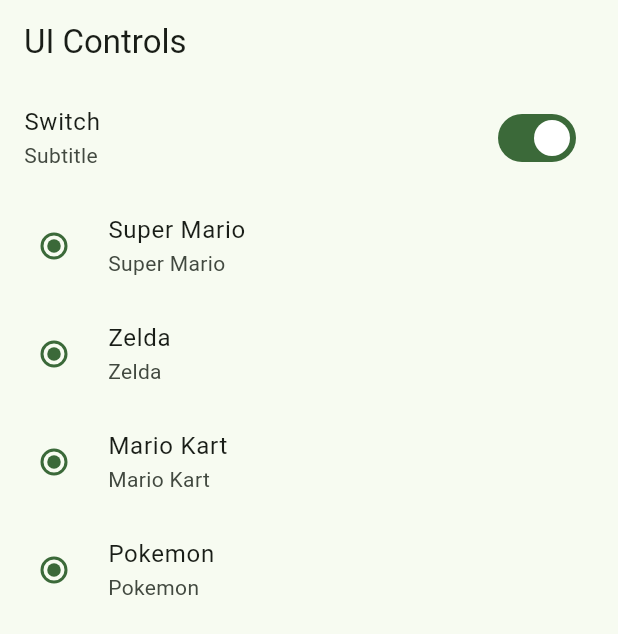
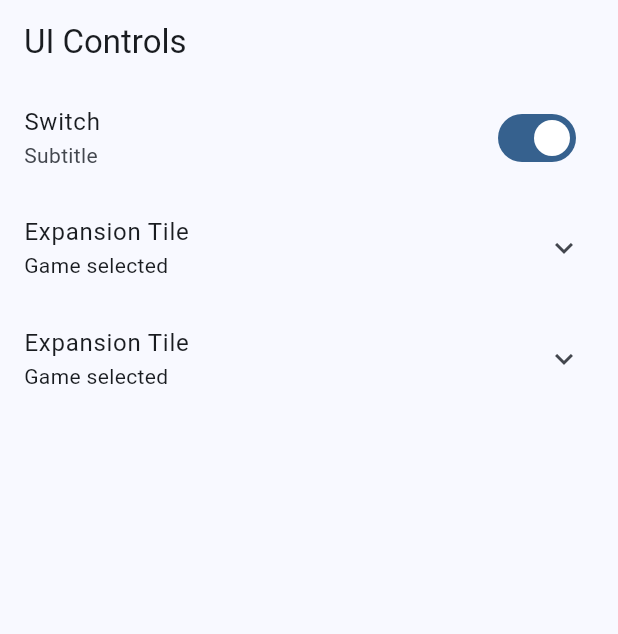
Before and after one commit to Ymurillo89/widgets_app, a Flutter app: the UiControlsScreen screen opened by its route, on a phone screen of 412 x 824 dp. Shown: the top 634 px of the screen. Run offline on Flutter 3.47's test engine with Material 3 defaults, Android fonts, the phone set to English and light mode, and no system bars; our stand-ins replace go_router.

Commit message:
Continuando con ui controls

```diff
--- /dev/null
+++ b/lib/config/menu/game_item.dart
@@ -0,0 +1,15 @@
+class GameItem{
+
+ final String name;
+  final bool selected;
+
+ const GameItem({required this.name, required this.selected});
+
+}
+
+var appGameItems=<GameItem>[
+  GameItem(name: 'New Game', selected: false),
+  GameItem(name: 'Load Game', selected: true),
+  GameItem(name: 'Save Game', selected: false),
+  GameItem(name: 'Exit', selected: false),
+];
--- a/lib/main.dart
+++ b/lib/main.dart
@@ -13,7 +13,7 @@ class MainApp extends StatelessWidget {
   Widget build(BuildContext context) {
     return  MaterialApp.router(
       routerConfig: appRouter,
-      theme: AppTheme(selctedColor: 2).getTheme(),
+      theme: AppTheme(selctedColor: 0).getTheme(),
       debugShowCheckedModeBanner: false,
     );
   }
--- a/lib/presentation/screen/uiControls/ui_constrol_screen.dart
+++ b/lib/presentation/screen/uiControls/ui_constrol_screen.dart
@@ -1,7 +1,13 @@
 import 'package:flutter/material.dart';
 
+ const games = <Map<String, dynamic>>[
+    {"selected": false, "label": "Super Mario"},
+    {"selected": false, "label": "Zelda"},
+    {"selected": false, "label": "Mario Kart"},
+    {"selected": false, "label": "Pokemon"},
+  ];
+
 class UiControlsScreen extends StatelessWidget {
-
   static const name = "UiControlsScreen";
 
   const UiControlsScreen({super.key});
@@ -18,7 +24,6 @@ class UiControlsScreen extends StatelessWidget {
 }
 
 class _UiControlsView extends StatefulWidget {
-
   const _UiControlsView();
 
   @override
@@ -26,56 +31,80 @@ class _UiControlsView extends StatefulWidget {
 }
 
 class _UiControlsViewState extends State<_UiControlsView> {
+  bool isDevp = true;
+  bool wantsBreakfast = false;
+  bool wantsLunch = false;
+  bool wantsDinner = false;
 
-  bool isDevp = true;
-  List<String> games = ["Super Mario", "Zelda", "Mario Kart", "Pokemon"];
   @override
   Widget build(BuildContext context) {
     return ListView(
       physics: const ClampingScrollPhysics(),
-      children:  [
+      children: [
         SwitchListTile(
           title: const Text("Switch"),
           subtitle: const Text("Subtitle"),
           value: isDevp,
-          onChanged: (value)=>
-            setState(() {
-              isDevp = !isDevp;
-            })
-          ,
+          onChanged: (value) => setState(() {
+            isDevp = !isDevp;
+          }),
+        ),
+        ExpansionTile(
+          title: const Text("Expansion Tile"),
+          subtitle:  const Text("Game selected"),
+          children: [
+
+            ...games.map((e) => _ListsRadio(nameRadio: e["label"], isSelected: e["selected"],)),
+          ],
         ),
 
-        Column(
+        ExpansionTile(
+          title: const Text("Expansion Tile"),
+          subtitle:  const Text("Game selected"),
           children: [
-          ...games.map(
-            (e)=> _ListsRadio(nameRadio: e)
+            CheckboxListTile(title: const Text("Desayuno"),value: wantsBreakfast, onChanged: (value){ setState(() {
+              wantsBreakfast = !wantsBreakfast;
+            });}),
 
-          ),
+            CheckboxListTile(title: const Text("Almuerzo"),value: wantsLunch, onChanged: (value){setState(() {
+              wantsLunch = !wantsLunch;
+            });}),
+
+            CheckboxListTile(title: const Text("Cena"),value: wantsDinner, onChanged: (value){setState(() {
+              wantsDinner = !wantsDinner;
+            });}),
+
 
 
           ],
-        )
-
-
+        ),
       ],
     );
   }
 }
 
-class _ListsRadio extends StatelessWidget {
+class _ListsRadio extends StatefulWidget {
 
-  final String nameRadio;
+  String nameRadio;
+  bool isSelected;
 
-  const _ListsRadio({super.key,required this.nameRadio});
+  _ListsRadio({super.key, required this.nameRadio,required this.isSelected});
 
+  @override
+  State<_ListsRadio> createState() => _ListsRadioState();
+}
+
+class _ListsRadioState extends State<_ListsRadio> {
   @override
   Widget build(BuildContext context) {
     return RadioListTile(
-      title: Text("$nameRadio"),
-      subtitle: Text("$nameRadio"),
-      value: true,
+      title: Text("${widget.nameRadio}"),
+      subtitle: Text("${widget.nameRadio}"),
+      value: widget.isSelected,
       groupValue: true,
-      onChanged: (value)=>{},
+      onChanged: (value) => setState(() {
+          widget.isSelected = !widget.isSelected;
+        })      ,
     );
   }
 }
```
Also changed, not shown: lib/config/menu/menu_item.dart (line endings or trailing spaces).
